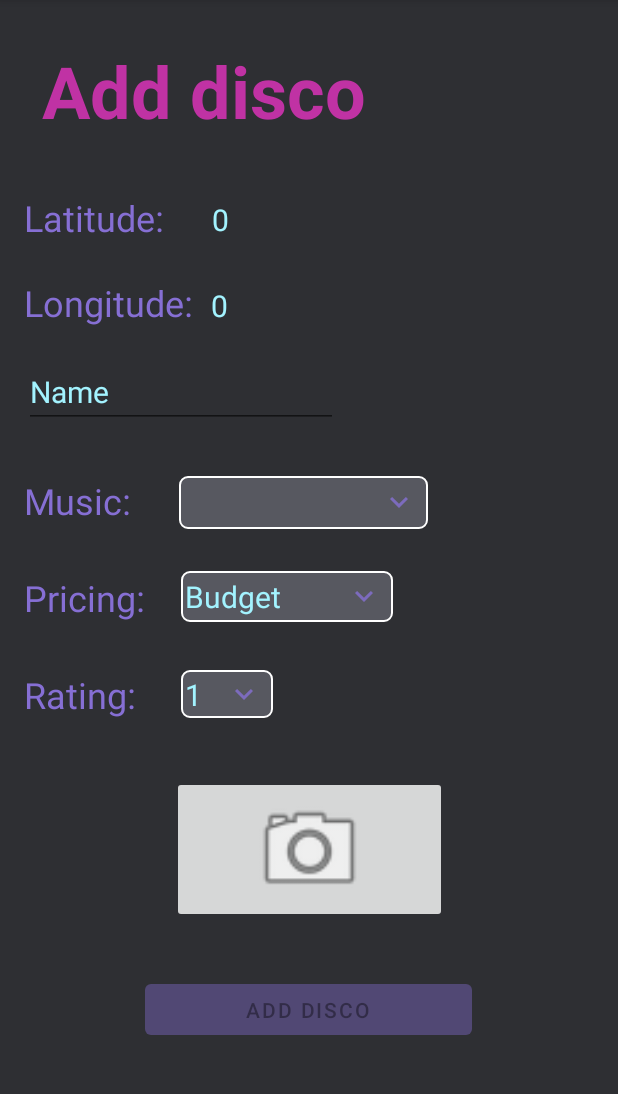
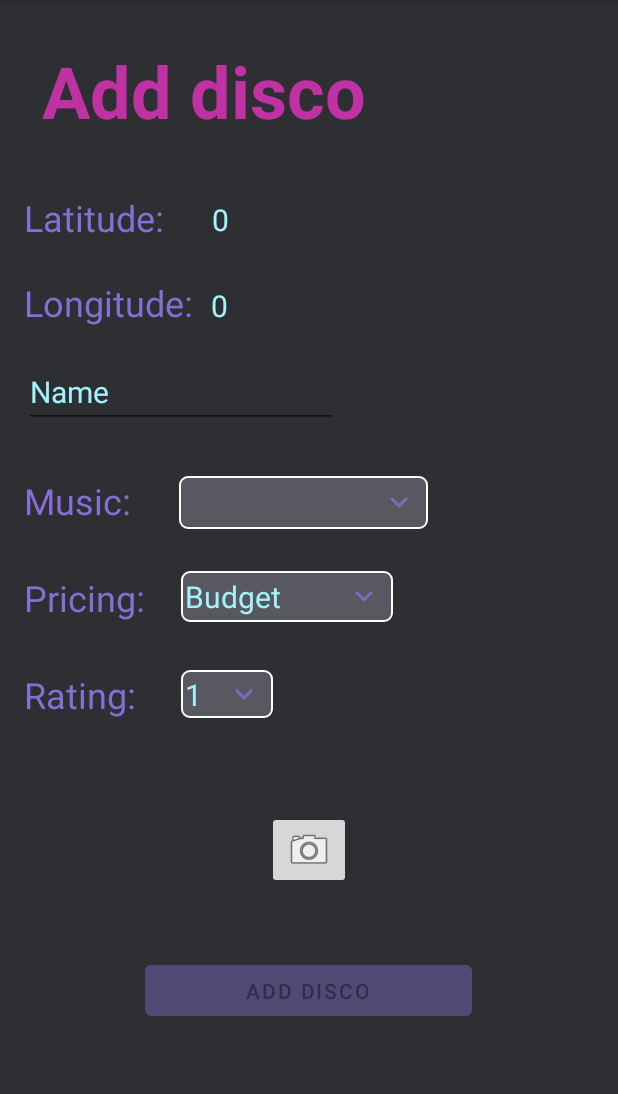
Before and after one commit to PajLe/shiny-disco, an Android app: the fragment AddDiscoFragment placed in its activity, on a phone screen of 412 x 824 dp, the part 84-1178 px from its top. Run offline under Robolectric (Android 15) with nearby library versions, the phone set to English and light mode, and no system bars; our stand-ins replace Firebase (no records; nobody signed in at launch, a user with empty details on screens opened directly), Picasso; pictures from the network do not load; 3 statements that could not run were skipped.

Commit message:
change imagebutton size for adding disco

```diff
--- a/app/src/main/res/layout/fragment_add_disco.xml
+++ b/app/src/main/res/layout/fragment_add_disco.xml
@@ -191,8 +191,8 @@
 
     <ImageButton
         android:id="@+id/disco_image_button"
-        android:layout_width="183dp"
-        android:layout_height="98dp"
+        android:layout_width="wrap_content"
+        android:layout_height="wrap_content"
         android:layout_marginTop="16dp"
         android:layout_marginBottom="132dp"
         android:contentDescription="@string/disco_image_button_description"
```
